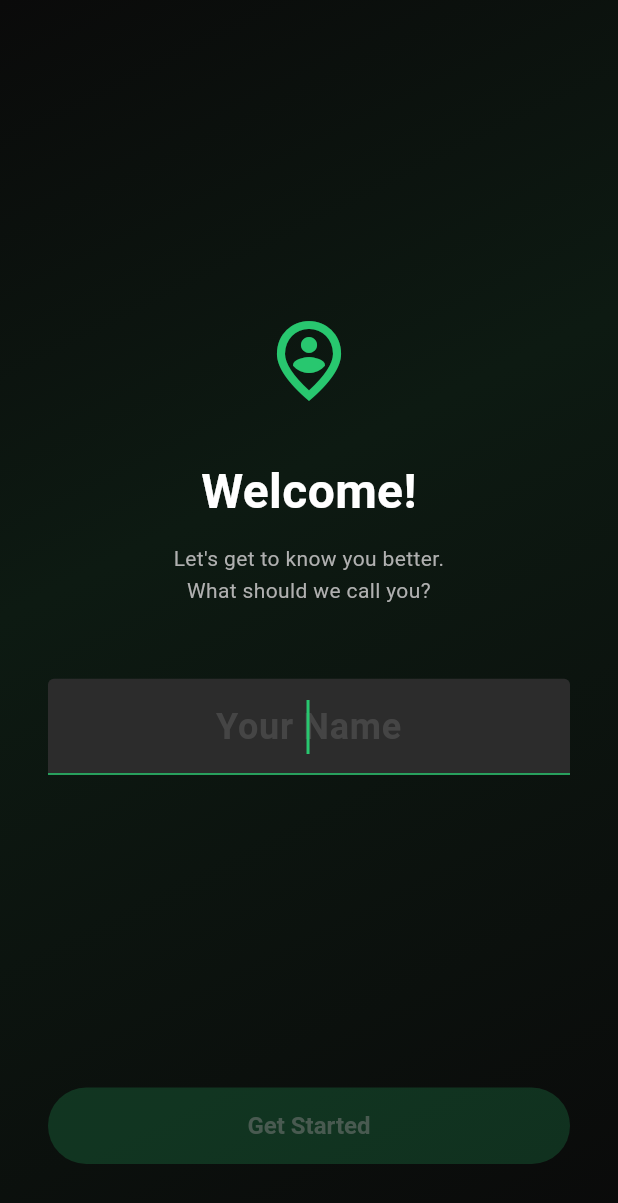
After one commit to chamudithaperera/money-manager-app-flutter, a Flutter app: the OnboardingPage screen opened directly, on a phone screen of 412 x 824 dp. The commit adds this screen. Shown: the top 1203 px of the screen. Run offline on Flutter 3.47's test engine with Material 3 defaults, Android fonts, the phone set to English and light mode, and no system bars; our stand-ins replace flutter_riverpod, image_picker, shared_preferences, sqflite; accounts and stored records are empty.

Commit message:
feat: Add onboarding page and integrate it into the app's initial flow to capture the user's display name.

```diff
--- a/lib/app/app.dart
+++ b/lib/app/app.dart
@@ -1,22 +1,31 @@
 import 'package:flutter/material.dart';
+import 'package:flutter_riverpod/flutter_riverpod.dart';
 
 import '../core/theme/theme.dart';
 import '../features/home/home_page.dart';
+import '../features/onboarding/onboarding_page.dart';
 import '../features/splash/splash_screen.dart';
+import '../providers/settings_provider.dart';
 
-/// Root widget: shows splash then home.
-class App extends StatefulWidget {
+/// Root widget: shows splash, then checks if onboarding is needed.
+class App extends ConsumerStatefulWidget {
   const App({super.key});
 
   @override
-  State<App> createState() => _AppState();
+  ConsumerState<App> createState() => _AppState();
 }
 
-class _AppState extends State<App> {
-  bool _splashComplete = false;
+class _AppState extends ConsumerState<App> {
+  _AppScreen _currentScreen = _AppScreen.splash;
 
   void _onSplashComplete() {
-    setState(() => _splashComplete = true);
+    final settings = ref.read(settingsProvider).asData?.value;
+    // Check if name is the default 'Your Name'
+    if (settings != null && settings.displayName == 'Your Name') {
+      setState(() => _currentScreen = _AppScreen.onboarding);
+    } else {
+      setState(() => _currentScreen = _AppScreen.home);
+    }
   }
 
   @override
@@ -25,9 +34,13 @@ class _AppState extends State<App> {
       title: 'My Money Manager',
       theme: AppTheme.dark,
       debugShowCheckedModeBanner: false,
-      home: _splashComplete
-          ? const HomePage()
-          : SplashScreen(onComplete: _onSplashComplete),
+      home: switch (_currentScreen) {
+        _AppScreen.splash => SplashScreen(onComplete: _onSplashComplete),
+        _AppScreen.onboarding => const OnboardingPage(),
+        _AppScreen.home => const HomePage(),
+      },
     );
   }
 }
+
+enum _AppScreen { splash, onboarding, home }
--- /dev/null
+++ b/lib/features/onboarding/onboarding_page.dart
@@ -0,0 +1,146 @@
+import 'package:flutter/material.dart';
+import 'package:flutter_riverpod/flutter_riverpod.dart';
+
+import '../../core/theme/theme.dart';
+import '../../providers/settings_provider.dart';
+import '../home/home_page.dart';
+
+class OnboardingPage extends ConsumerStatefulWidget {
+  const OnboardingPage({super.key});
+
+  @override
+  ConsumerState<OnboardingPage> createState() => _OnboardingPageState();
+}
+
+class _OnboardingPageState extends ConsumerState<OnboardingPage> {
+  final _nameController = TextEditingController();
+  bool _canContinue = false;
+
+  @override
+  void initState() {
+    super.initState();
+    _nameController.addListener(() {
+      setState(() {
+        _canContinue = _nameController.text.trim().isNotEmpty;
+      });
+    });
+  }
+
+  @override
+  void dispose() {
+    _nameController.dispose();
+    super.dispose();
+  }
+
+  Future<void> _continue() async {
+    final name = _nameController.text.trim();
+    if (name.isNotEmpty) {
+      await ref.read(settingsProvider.notifier).updateDisplayName(name);
+      if (mounted) {
+        Navigator.of(
+          context,
+        ).pushReplacement(MaterialPageRoute(builder: (_) => const HomePage()));
+      }
+    }
+  }
+
+  @override
+  Widget build(BuildContext context) {
+    return Scaffold(
+      backgroundColor: AppColors.background,
+      body: Container(
+        decoration: const BoxDecoration(
+          gradient: LinearGradient(
+            colors: [Color(0xFF0A0A0A), Color(0xFF0D1A12), Color(0xFF0A0A0A)],
+            begin: Alignment.topLeft,
+            end: Alignment.bottomRight,
+            stops: [0.0, 0.4, 1.0],
+          ),
+        ),
+        child: SafeArea(
+          child: Padding(
+            padding: const EdgeInsets.symmetric(horizontal: 32),
+            child: Column(
+              mainAxisAlignment: MainAxisAlignment.center,
+              crossAxisAlignment: CrossAxisAlignment.stretch,
+              children: [
+                const Spacer(),
+                const Icon(
+                  Icons.person_pin_circle_outlined,
+                  size: 64,
+                  color: AppColors.primary,
+                ),
+                const SizedBox(height: 32),
+                Text(
+                  'Welcome!',
+                  style: AppTextStyles.appTitle.copyWith(fontSize: 32),
+                  textAlign: TextAlign.center,
+                ),
+                const SizedBox(height: 12),
+                Text(
+                  'Let\'s get to know you better.\nWhat should we call you?',
+                  style: AppTextStyles.body.copyWith(
+                    color: AppColors.textSecondary,
+                    height: 1.5,
+                  ),
+                  textAlign: TextAlign.center,
+                ),
+                const SizedBox(height: 48),
+                TextField(
+                  controller: _nameController,
+                  style: AppTextStyles.appTitle.copyWith(
+                    fontSize: 24,
+                    color: Colors.white,
+                  ),
+                  textAlign: TextAlign.center,
+                  decoration: InputDecoration(
+                    hintText: 'Your Name',
+                    hintStyle: AppTextStyles.appTitle.copyWith(
+                      fontSize: 24,
+                      color: AppColors.textTertiary.withValues(alpha: 0.3),
+                    ),
+                    enabledBorder: UnderlineInputBorder(
+                      borderSide: BorderSide(
+                        color: AppColors.border.withValues(alpha: 0.3),
+                      ),
+                    ),
+                    focusedBorder: const UnderlineInputBorder(
+                      borderSide: BorderSide(color: AppColors.primary),
+                    ),
+                  ),
+                  textCapitalization: TextCapitalization.words,
+                  autofocus: true,
+                ),
+                const Spacer(),
+                ElevatedButton(
+                  onPressed: _canContinue ? _continue : null,
+                  style: ElevatedButton.styleFrom(
+                    backgroundColor: AppColors.primary,
+                    disabledBackgroundColor: AppColors.primary.withValues(
+                      alpha: 0.2,
+                    ),
+                    foregroundColor: Colors.black,
+                    padding: const EdgeInsets.symmetric(vertical: 16),
+                    shape: RoundedRectangleBorder(
+                      borderRadius: BorderRadius.circular(30),
+                    ),
+                    elevation: _canContinue ? 4 : 0,
+                  ),
+                  child: Text(
+                    'Get Started',
+                    style: AppTextStyles.buttonLabel.copyWith(
+                      color: _canContinue
+                          ? Colors.black
+                          : AppColors.textTertiary.withValues(alpha: 0.5),
+                    ),
+                  ),
+                ),
+                const SizedBox(height: 48),
+              ],
+            ),
+          ),
+        ),
+      ),
+    );
+  }
+}
```
